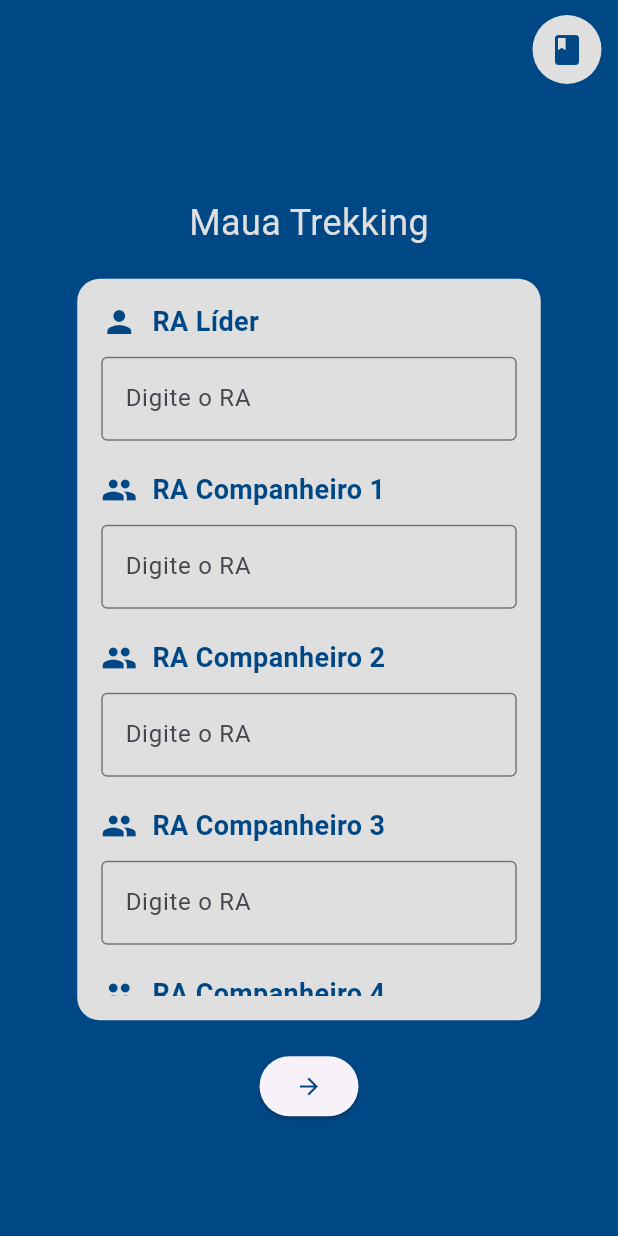
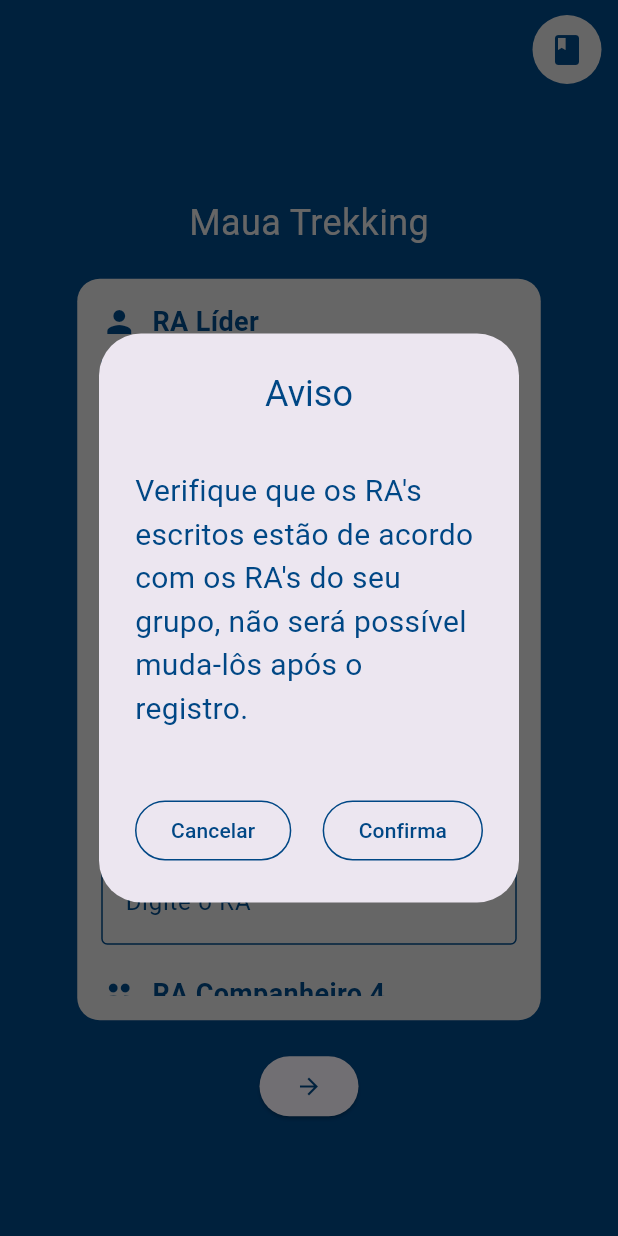
Before and after one commit to Uper05/PI-4S.MauaTrekking, a Flutter app: the screen it shows after launch, after a tap on the "arrow forward" icon, on a phone screen of 412 x 824 dp. Run offline on Flutter 3.47's test engine with Material 3 defaults, Android fonts, the phone set to English and light mode, and no system bars; our stand-ins replace firebase_core; accounts and stored records are empty.

Commit message:
Adição de PopUp
Foi adicionado um pop a tela de registro, para garantir que os RA's inseridos estejam corretos antes da atividade iniciar.

Ainda é necessário implementar a tela de professor com login.

```diff
--- a/maua_trecking_project/lib/src/mixins/controllermixin.dart
+++ b/maua_trecking_project/lib/src/mixins/controllermixin.dart
@@ -1,13 +1,64 @@
-
 import 'package:flutter/material.dart';
-import 'package:maua_trecking_project/src/mixins/listmixin.dart';
 
 mixin class Controllermixin {
-
   List<String> getTextFieldValues(List<TextEditingController> controllers) {
     List<String> valores =
         controllers.map((controller) => controller.text).toList();
     print(valores);
     return valores;
   }
+
+  Future popUpConfirma(BuildContext context, double screenWidth,double screenHeight) =>
+      showDialog(
+          context: context,
+          builder: (context) => AlertDialog(
+                title: const Row(
+                  mainAxisAlignment: MainAxisAlignment.center,
+                  children: [
+                    Text(
+                      "Aviso",
+                      style: TextStyle(color: Color.fromARGB(255, 0, 71, 133)),
+                    )
+                  ],
+                ),
+                content: SizedBox(
+                  width: screenWidth,
+                  height: screenHeight,
+                  child: const Center(
+                    child: Text(
+                      "Verifique que os RA's escritos estão de acordo com os RA's do seu grupo, não será possível muda-lôs após o registro.",
+                      style: TextStyle(
+                          color: Color.fromARGB(255, 0, 71, 133), fontSize: 20),
+                    ),
+                  ),
+                ),
+                actions: [
+                  Row(
+                    mainAxisAlignment: MainAxisAlignment.center,
+                    children: [
+                      OutlinedButton(
+                          style: OutlinedButton.styleFrom(
+                            foregroundColor:
+                                const Color.fromARGB(255, 0, 71, 133),
+                            side: const BorderSide(
+                                width: 1,
+                                color: Color.fromARGB(255, 0, 71, 133)),
+                          ),
+                          onPressed: Navigator.of(context).pop,
+                          child: const Text("Cancelar")),
+                      const Spacer(),
+                      OutlinedButton(
+                          style: OutlinedButton.styleFrom(
+                            foregroundColor:
+                                const Color.fromARGB(255, 0, 71, 133),
+                            side: const BorderSide(
+                                width: 1,
+                                color: Color.fromARGB(255, 0, 71, 133)),
+                          ),
+                          onPressed: () {},
+                          child: const Text("Confirma")),
+                    ],
+                  ),
+                ],
+              ));
 }
--- a/maua_trecking_project/lib/src/screens/desktopscreen.dart
+++ b/maua_trecking_project/lib/src/screens/desktopscreen.dart
@@ -89,7 +89,7 @@ class DesktopLayoutState extends State<DesktopLayout> with ListaMixin,Controller
             height: 20,
           ),
           ElevatedButton(
-            onPressed: () => getTextFieldValues(controllers),
+            onPressed: () => popUpConfirma(context,300,200),
             child: const Icon(
               Icons.arrow_forward,
               color: Color.fromARGB(255, 0, 71, 133),
--- a/maua_trecking_project/lib/src/screens/mobilescreen.dart
+++ b/maua_trecking_project/lib/src/screens/mobilescreen.dart
@@ -87,7 +87,7 @@ class MobileLayoutState extends State<MobileLayout>  with ListaMixin,Controllerm
             height: 20,
           ),
           ElevatedButton(
-            onPressed:() => getTextFieldValues(controllers),
+            onPressed:() => popUpConfirma(context,screenWidth/3.9,screenHeight/3.9),
             child: const Icon(
               Icons.arrow_forward,
               color: Color.fromARGB(255, 0, 71, 133),
--- a/maua_trecking_project/lib/src/screens/teachermobilescreen.dart
+++ b/maua_trecking_project/lib/src/screens/teachermobilescreen.dart
@@ -28,7 +28,7 @@ class MobileLayoutProfessorState extends State<MobileLayoutProfessor>{
                 color: Color.fromARGB(255, 223, 223, 223),
                 shape: BoxShape.circle),
             child: IconButton(
-                onPressed: (){Navigator.pushNamed(context, '/');},
+                onPressed: (){Navigator.pop(context);},
                 icon: const Icon(
                   Icons.arrow_back,
                   color: Color.fromARGB(255, 0, 71, 133),
--- a/maua_trecking_project/lib/widgets/ralist.dart
+++ b/maua_trecking_project/lib/widgets/ralist.dart
@@ -28,8 +28,12 @@ class RaListWidget extends StatelessWidget {
         TextField(
           controller: controller, // Associando o controlador ao TextField
           decoration: const InputDecoration(
-            border: OutlineInputBorder(),
+            border: OutlineInputBorder(borderSide: BorderSide(color: Color.fromARGB(255, 0, 71, 133) )),
+            enabledBorder: OutlineInputBorder(borderSide: BorderSide(color: Color.fromARGB(255, 0, 71, 133) )),
+            focusedBorder: OutlineInputBorder(borderSide: BorderSide(color: Color.fromARGB(255, 0, 71, 133) )),
             labelText:'Digite o RA',
+            labelStyle: TextStyle(color: Color.fromARGB(255, 0, 71, 133)),
+            hintText: 'XX.XXXXX-X',
           ),
         ),
         const SizedBox(height: 20), // Espaço entre os widgets
```
